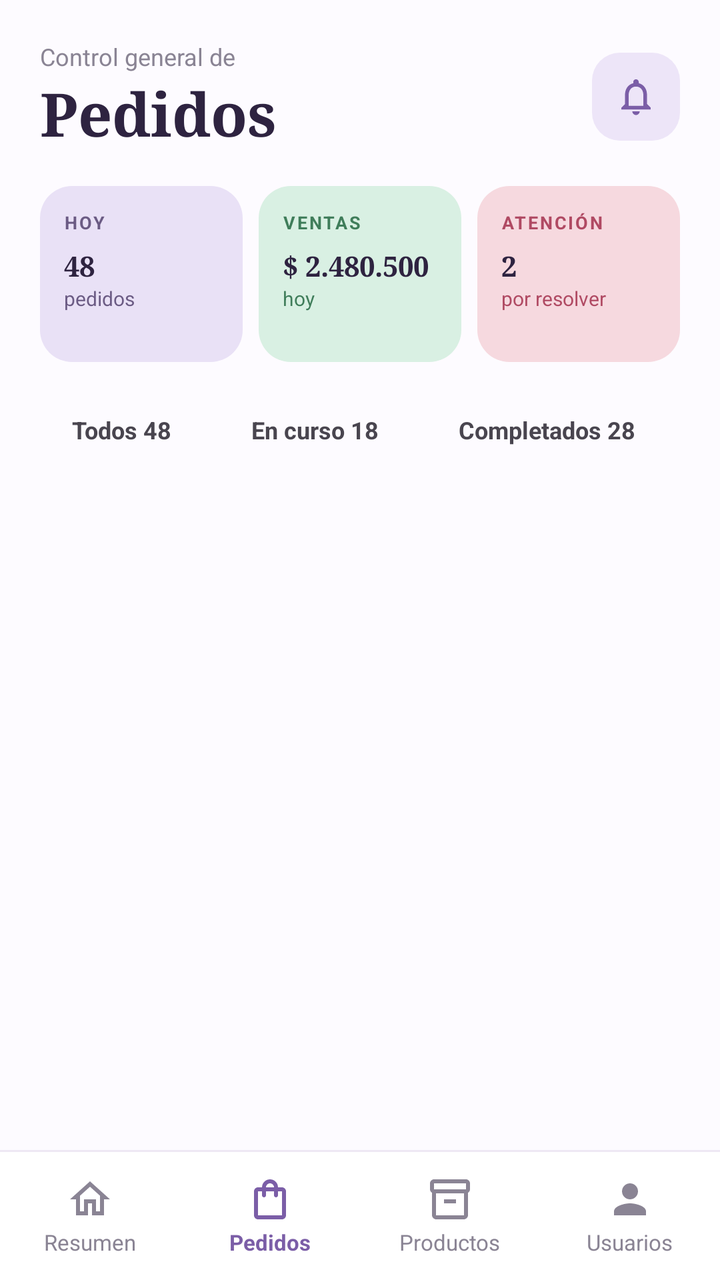
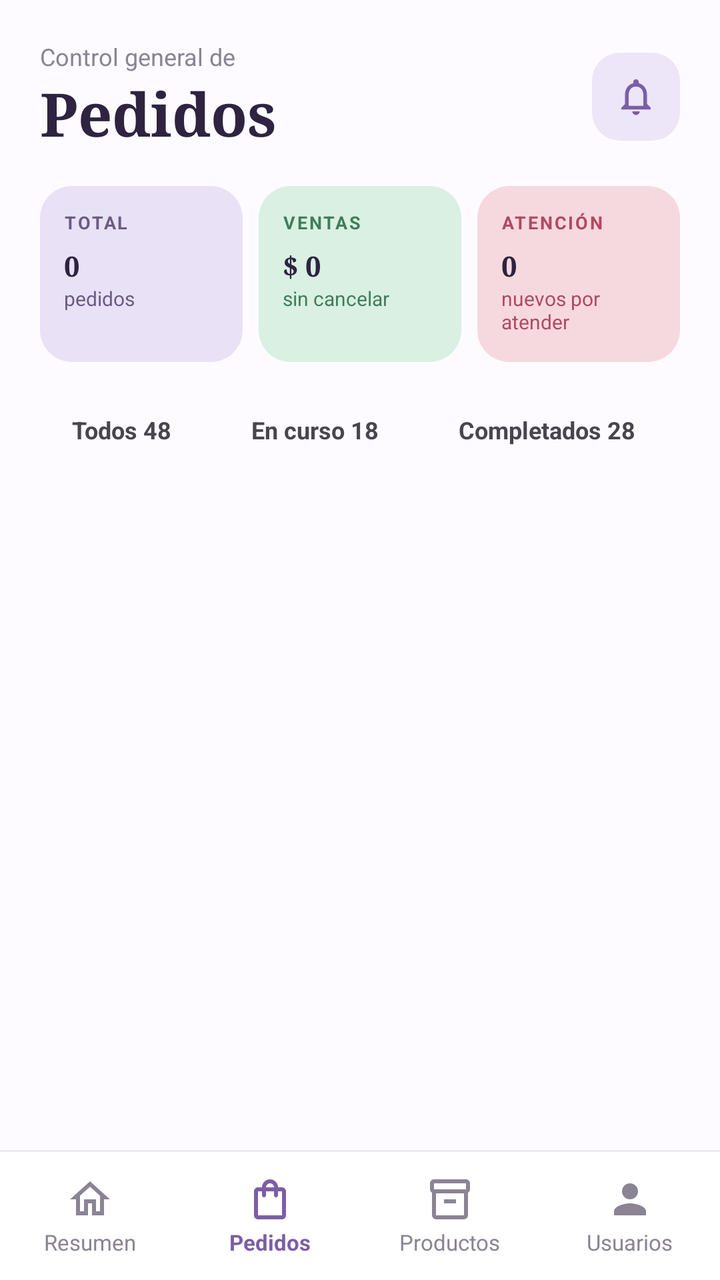

An Android layout rendered at two revisions. The XML below is the earlier revision; the diff shows what the commit changed to produce the second picture.
<!-- AndroidManifest.xml: application theme Theme.SasoBakeryApp -->
<!-- res/layout/activity_pedidos.xml -->
<?xml version="1.0" encoding="utf-8"?>
<androidx.constraintlayout.widget.ConstraintLayout
    xmlns:android="http://schemas.android.com/apk/res/android"
    xmlns:app="http://schemas.android.com/apk/res-auto"
    xmlns:tools="http://schemas.android.com/tools"
    android:id="@+id/main"
    android:layout_width="match_parent"
    android:layout_height="match_parent"
    android:background="#FDFBFF"
    tools:context=".PedidosActivity">

    <ScrollView
        android:id="@+id/scrollPedidos"
        android:layout_width="0dp"
        android:layout_height="0dp"
        android:overScrollMode="never"
        android:scrollbars="none"
        app:layout_constraintBottom_toTopOf="@id/bottomDivider"
        app:layout_constraintEnd_toEndOf="parent"
        app:layout_constraintStart_toStartOf="parent"
        app:layout_constraintTop_toTopOf="parent">

        <LinearLayout
            android:layout_width="match_parent"
            android:layout_height="wrap_content"
            android:orientation="vertical"
            android:paddingStart="20dp"
            android:paddingTop="20dp"
            android:paddingEnd="20dp"
            android:paddingBottom="20dp">

            <LinearLayout
                android:layout_width="match_parent"
                android:layout_height="wrap_content"
                android:gravity="center_vertical"
                android:orientation="horizontal">

                <LinearLayout
                    android:layout_width="0dp"
                    android:layout_height="wrap_content"
                    android:layout_weight="1"
                    android:orientation="vertical">

                    <TextView
                        android:layout_width="wrap_content"
                        android:layout_height="wrap_content"
                        android:text="Control general de"
                        android:textColor="#8A8494"
                        android:textSize="12sp" />

                    <TextView
                        android:layout_width="wrap_content"
                        android:layout_height="wrap_content"
                        android:fontFamily="serif"
                        android:text="Pedidos"
                        android:textColor="#2E2340"
                        android:textSize="30sp"
                        android:textStyle="bold" />
                </LinearLayout>

                <FrameLayout
                    android:id="@+id/btnNotificaciones"
                    android:layout_width="44dp"
                    android:layout_height="44dp"
                    android:background="@drawable/bg_catalogo_manage"
                    android:clickable="true"
                    android:focusable="true">

                    <ImageView
                        android:layout_width="22dp"
                        android:layout_height="22dp"
                        android:layout_gravity="center"
                        android:contentDescription="@null"
                        android:src="@drawable/ic_bell"
                        android:tint="#7B5EA7" />
                </FrameLayout>
            </LinearLayout>

            <LinearLayout
                android:layout_width="match_parent"
                android:layout_height="wrap_content"
                android:layout_marginTop="16dp"
                android:orientation="horizontal">

                <LinearLayout
                    android:layout_width="0dp"
                    android:layout_height="wrap_content"
                    android:layout_marginEnd="8dp"
                    android:layout_weight="1"
                    android:background="@drawable/bg_pedidos_stat"
                    android:backgroundTint="#E9E1F6"
                    android:minHeight="88dp"
                    android:orientation="vertical"
                    android:padding="12dp">

                    <TextView
                        android:layout_width="wrap_content"
                        android:layout_height="wrap_content"
                        android:letterSpacing="0.1"
                        android:text="HOY"
                        android:textColor="#6B5B84"
                        android:textSize="9sp"
                        android:textStyle="bold" />

                    <TextView
                        android:layout_width="match_parent"
                        android:layout_height="wrap_content"
                        android:layout_marginTop="6dp"
                        android:fontFamily="serif"
                        android:maxLines="1"
                        android:text="48"
                        android:textColor="#2E2340"
                        android:textStyle="bold"
                        app:autoSizeMaxTextSize="22sp"
                        app:autoSizeMinTextSize="10sp"
                        app:autoSizeStepGranularity="1sp"
                        app:autoSizeTextType="uniform" />

                    <TextView
                        android:layout_width="wrap_content"
                        android:layout_height="wrap_content"
                        android:text="pedidos"
                        android:textColor="#6B5B84"
                        android:textSize="10sp" />
                </LinearLayout>

                <LinearLayout
                    android:layout_width="0dp"
                    android:layout_height="wrap_content"
                    android:layout_marginEnd="8dp"
                    android:layout_weight="1"
                    android:background="@drawable/bg_pedidos_stat"
                    android:backgroundTint="#D9F0E3"
                    android:minHeight="88dp"
                    android:orientation="vertical"
                    android:padding="12dp">

                    <TextView
                        android:layout_width="wrap_content"
                        android:layout_height="wrap_content"
                        android:letterSpacing="0.1"
                        android:text="VENTAS"
                        android:textColor="#3F7D5A"
                        android:textSize="9sp"
                        android:textStyle="bold" />

                    <TextView
                        android:layout_width="match_parent"
                        android:layout_height="wrap_content"
                        android:layout_marginTop="6dp"
                        android:fontFamily="serif"
                        android:maxLines="1"
                        android:text="$ 2.480.500"
                        android:textColor="#2E2340"
                        android:textStyle="bold"
                        app:autoSizeMaxTextSize="22sp"
                        app:autoSizeMinTextSize="10sp"
                        app:autoSizeStepGranularity="1sp"
                        app:autoSizeTextType="uniform" />

                    <TextView
                        android:layout_width="wrap_content"
                        android:layout_height="wrap_content"
                        android:text="hoy"
                        android:textColor="#3F7D5A"
                        android:textSize="10sp" />
                </LinearLayout>

                <LinearLayout
                    android:layout_width="0dp"
                    android:layout_height="wrap_content"
                    android:layout_weight="1"
                    android:background="@drawable/bg_pedidos_stat"
                    android:backgroundTint="#F6D9DF"
                    android:minHeight="88dp"
                    android:orientation="vertical"
                    android:padding="12dp">

                    <TextView
                        android:layout_width="wrap_content"
                        android:layout_height="wrap_content"
                        android:letterSpacing="0.1"
                        android:text="ATENCIÓN"
                        android:textColor="#B04A63"
                        android:textSize="9sp"
                        android:textStyle="bold" />

                    <TextView
                        android:layout_width="match_parent"
                        android:layout_height="wrap_content"
                        android:layout_marginTop="6dp"
                        android:fontFamily="serif"
                        android:maxLines="1"
                        android:text="2"
                        android:textColor="#2E2340"
                        android:textStyle="bold"
                        app:autoSizeMaxTextSize="22sp"
                        app:autoSizeMinTextSize="10sp"
                        app:autoSizeStepGranularity="1sp"
                        app:autoSizeTextType="uniform" />

                    <TextView
                        android:layout_width="wrap_content"
                        android:layout_height="wrap_content"
                        android:text="por resolver"
                        android:textColor="#B04A63"
                        android:textSize="10sp" />
                </LinearLayout>
            </LinearLayout>

            <HorizontalScrollView
                android:layout_width="match_parent"
                android:layout_height="wrap_content"
                android:layout_marginTop="16dp"
                android:overScrollMode="never"
                android:scrollbars="none">

                <LinearLayout
                    android:layout_width="wrap_content"
                    android:layout_height="wrap_content"
                    android:orientation="horizontal">

                    <TextView
                        android:id="@+id/chipTodos"
                        android:layout_width="wrap_content"
                        android:layout_height="36dp"
                        android:layout_marginEnd="8dp"
                        android:gravity="center"
                        android:paddingStart="16dp"
                        android:paddingEnd="16dp"
                        android:text="Todos 48"
                        android:textSize="12sp"
                        android:textStyle="bold" />

                    <TextView
                        android:id="@+id/chipEnCurso"
                        android:layout_width="wrap_content"
                        android:layout_height="36dp"
                        android:layout_marginEnd="8dp"
                        android:gravity="center"
                        android:paddingStart="16dp"
                        android:paddingEnd="16dp"
                        android:text="En curso 18"
                        android:textSize="12sp"
                        android:textStyle="bold" />

                    <TextView
                        android:id="@+id/chipCompletados"
                        android:layout_width="wrap_content"
                        android:layout_height="36dp"
                        android:gravity="center"
                        android:paddingStart="16dp"
                        android:paddingEnd="16dp"
                        android:text="Completados 28"
                        android:textSize="12sp"
                        android:textStyle="bold" />
                </LinearLayout>
            </HorizontalScrollView>

            <androidx.recyclerview.widget.RecyclerView
                android:id="@+id/rvPedidos"
                android:layout_width="match_parent"
                android:layout_height="wrap_content"
                android:layout_marginStart="-4dp"
                android:layout_marginTop="10dp"
                android:layout_marginEnd="-4dp"
                android:nestedScrollingEnabled="false"
                android:overScrollMode="never" />
        </LinearLayout>
    </ScrollView>

    <View
        android:id="@+id/bottomDivider"
        android:layout_width="0dp"
        android:layout_height="1dp"
        android:background="#EEE8F4"
        app:layout_constraintBottom_toTopOf="@id/bottomBar"
        app:layout_constraintEnd_toEndOf="parent"
        app:layout_constraintStart_toStartOf="parent" />

    <LinearLayout
        android:id="@+id/bottomBar"
        android:layout_width="0dp"
        android:layout_height="64dp"
        android:background="#FFFFFF"
        android:orientation="horizontal"
        app:layout_constraintBottom_toBottomOf="parent"
        app:layout_constraintEnd_toEndOf="parent"
        app:layout_constraintStart_toStartOf="parent">

        <LinearLayout
            android:id="@+id/navResumen"
            android:layout_width="0dp"
            android:layout_height="match_parent"
            android:layout_weight="1"
            android:background="?attr/selectableItemBackground"
            android:clickable="true"
            android:focusable="true"
            android:gravity="center"
            android:orientation="vertical">

            <ImageView
                android:layout_width="24dp"
                android:layout_height="24dp"
                android:contentDescription="@null"
                android:src="@drawable/ic_home"
                android:tint="#8A8494" />

            <TextView
                android:layout_width="wrap_content"
                android:layout_height="wrap_content"
                android:layout_marginTop="2dp"
                android:text="Resumen"
                android:textColor="#8A8494"
                android:textSize="11sp" />
        </LinearLayout>

        <LinearLayout
            android:id="@+id/navPedidos"
            android:layout_width="0dp"
            android:layout_height="match_parent"
            android:layout_weight="1"
            android:background="?attr/selectableItemBackground"
            android:clickable="true"
            android:focusable="true"
            android:gravity="center"
            android:orientation="vertical">

            <ImageView
                android:layout_width="24dp"
                android:layout_height="24dp"
                android:contentDescription="@null"
                android:src="@drawable/ic_bag"
                android:tint="#7B5EA7" />

            <TextView
                android:layout_width="wrap_content"
                android:layout_height="wrap_content"
                android:layout_marginTop="2dp"
                android:text="Pedidos"
                android:textColor="#7B5EA7"
                android:textSize="11sp"
                android:textStyle="bold" />
        </LinearLayout>

        <LinearLayout
            android:id="@+id/navProductos"
            android:layout_width="0dp"
            android:layout_height="match_parent"
            android:layout_weight="1"
            android:background="?attr/selectableItemBackground"
            android:clickable="true"
            android:focusable="true"
            android:gravity="center"
            android:orientation="vertical">

            <ImageView
                android:layout_width="24dp"
                android:layout_height="24dp"
                android:contentDescription="@null"
                android:src="@drawable/ic_box"
                android:tint="#8A8494" />

            <TextView
                android:layout_width="wrap_content"
                android:layout_height="wrap_content"
                android:layout_marginTop="2dp"
                android:text="Productos"
                android:textColor="#8A8494"
                android:textSize="11sp" />
        </LinearLayout>

        <LinearLayout
            android:id="@+id/navUsuarios"
            android:layout_width="0dp"
            android:layout_height="match_parent"
            android:layout_weight="1"
            android:background="?attr/selectableItemBackground"
            android:clickable="true"
            android:focusable="true"
            android:gravity="center"
            android:orientation="vertical">

            <ImageView
                android:layout_width="24dp"
                android:layout_height="24dp"
                android:contentDescription="@null"
                android:src="@drawable/ic_person"
                android:tint="#8A8494" />

            <TextView
                android:layout_width="wrap_content"
                android:layout_height="wrap_content"
                android:layout_marginTop="2dp"
                android:text="Usuarios"
                android:textColor="#8A8494"
                android:textSize="11sp" />
        </LinearLayout>
    </LinearLayout>
</androidx.constraintlayout.widget.ConstraintLayout>
<!-- resources referenced by this layout -->
<resources>
  <!-- drawable bg_catalogo_manage (drawable) -->
  <?xml version="1.0" encoding="utf-8"?>
  <shape xmlns:android="http://schemas.android.com/apk/res/android" android:shape="rectangle">
      <solid android:color="#EDE5F8" />
      <corners android:radius="14dp" />
  </shape>
  <!-- drawable bg_pedidos_stat (drawable) -->
  <?xml version="1.0" encoding="utf-8"?>
  <shape xmlns:android="http://schemas.android.com/apk/res/android" android:shape="rectangle">
      <solid android:color="#FFFFFF" />
      <corners android:radius="16dp" />
  </shape>
  <!-- drawable ic_bag (drawable) -->
  <?xml version="1.0" encoding="utf-8"?>
  <vector xmlns:android="http://schemas.android.com/apk/res/android"
      android:width="24dp" android:height="24dp"
      android:viewportWidth="24" android:viewportHeight="24">
      <path android:fillColor="#FF000000"
          android:pathData="M18,6h-2c0,-2.21 -1.79,-4 -4,-4S8,3.79 8,6H6c-1.1,0 -2,0.9 -2,2v12c0,1.1 0.9,2 2,2h12c1.1,0 2,-0.9 2,-2V8c0,-1.1 -0.9,-2 -2,-2zM12,4c1.1,0 2,0.9 2,2h-4c0,-1.1 0.9,-2 2,-2zM18,20H6V8h2v2c0,0.55 0.45,1 1,1s1,-0.45 1,-1V8h4v2c0,0.55 0.45,1 1,1s1,-0.45 1,-1V8h2v12z" />
  </vector>
  <!-- drawable ic_bell (drawable) -->
  <?xml version="1.0" encoding="utf-8"?>
  <vector xmlns:android="http://schemas.android.com/apk/res/android"
      android:width="24dp" android:height="24dp"
      android:viewportWidth="24" android:viewportHeight="24">
      <path android:fillColor="#FF000000"
          android:pathData="M12,22c1.1,0 2,-0.9 2,-2h-4c0,1.1 0.89,2 2,2zM18,16v-5c0,-3.07 -1.64,-5.64 -4.5,-6.32V4c0,-0.83 -0.67,-1.5 -1.5,-1.5s-1.5,0.67 -1.5,1.5v0.68C7.63,5.36 6,7.92 6,11v5l-2,2v1h16v-1l-2,-2zM16,17H8v-6c0,-2.48 1.51,-4.5 4,-4.5s4,2.02 4,4.5v6z" />
  </vector>
  <!-- drawable ic_box (drawable) -->
  <?xml version="1.0" encoding="utf-8"?>
  <vector xmlns:android="http://schemas.android.com/apk/res/android"
      android:width="24dp" android:height="24dp"
      android:viewportWidth="24" android:viewportHeight="24">
      <path android:fillColor="#FF000000"
          android:pathData="M20,2H4C3,2 2,2.9 2,4v3.01C2,7.73 2.43,8.35 3,8.7V20c0,1.1 1.1,2 2,2h14c0.9,0 2,-0.9 2,-2V8.7c0.57,-0.35 1,-0.97 1,-1.69V4C22,2.9 21,2 20,2zM19,20H5V9h14V20zM20,7H4V4h16V7zM9,12h6v2H9z" />
  </vector>
  <!-- drawable ic_home (drawable) -->
  <?xml version="1.0" encoding="utf-8"?>
  <vector xmlns:android="http://schemas.android.com/apk/res/android"
      android:width="24dp" android:height="24dp"
      android:viewportWidth="24" android:viewportHeight="24">
      <path android:fillColor="#FF000000"
          android:pathData="M12,5.69l5,4.5V18h-2v-6H9v6H7v-7.81l5,-4.5M12,3L2,12h3v8h6v-6h2v6h6v-8h3L12,3z" />
  </vector>
  <!-- drawable ic_person (drawable) -->
  <?xml version="1.0" encoding="utf-8"?>
  <vector xmlns:android="http://schemas.android.com/apk/res/android"
      android:width="24dp"
      android:height="24dp"
      android:viewportWidth="24"
      android:viewportHeight="24">
      <path
          android:fillColor="#FF000000"
          android:pathData="M12,12c2.21,0 4,-1.79 4,-4s-1.79,-4 -4,-4 -4,1.79 -4,4 1.79,4 4,4zM12,14c-2.67,0 -8,1.34 -8,4v2h16v-2c0,-2.66 -5.33,-4 -8,-4z" />
  </vector>
  <style name="Theme.SasoBakeryApp" parent="Base.Theme.SasoBakeryApp" />
  <style name="Base.Theme.SasoBakeryApp" parent="Theme.Material3.DayNight.NoActionBar">
          
          
      </style>
</resources>

<!-- the commit's change to res/layout/activity_pedidos.xml (unified diff, before → after) -->
@@ -97,8 +97,7 @@
                         android:layout_width="wrap_content"
                         android:layout_height="wrap_content"
                         android:letterSpacing="0.1"
-                        android:text="HOY"
-                        android:textColor="#6B5B84"
+                        android:text="TOTAL"                        android:textColor="#6B5B84"
                         android:textSize="9sp"
                         android:textStyle="bold" />
 
@@ -108,7 +107,8 @@
                         android:layout_marginTop="6dp"
                         android:fontFamily="serif"
                         android:maxLines="1"
-                        android:text="48"
+                        android:id="@+id/tvTotalPedidos"
+                        android:text="0"
                         android:textColor="#2E2340"
                         android:textStyle="bold"
                         app:autoSizeMaxTextSize="22sp"
@@ -150,7 +150,8 @@
                         android:layout_marginTop="6dp"
                         android:fontFamily="serif"
                         android:maxLines="1"
-                        android:text="$ 2.480.500"
+                        android:id="@+id/tvVentas"
+                        android:text="$ 0"
                         android:textColor="#2E2340"
                         android:textStyle="bold"
                         app:autoSizeMaxTextSize="22sp"
@@ -161,8 +162,7 @@
                     <TextView
                         android:layout_width="wrap_content"
                         android:layout_height="wrap_content"
-                        android:text="hoy"
-                        android:textColor="#3F7D5A"
+                        android:text="sin cancelar"                        android:textColor="#3F7D5A"
                         android:textSize="10sp" />
                 </LinearLayout>
 
@@ -191,7 +191,8 @@
                         android:layout_marginTop="6dp"
                         android:fontFamily="serif"
                         android:maxLines="1"
-                        android:text="2"
+                        android:id="@+id/tvAtencion"
+                        android:text="0"
                         android:textColor="#2E2340"
                         android:textStyle="bold"
                         app:autoSizeMaxTextSize="22sp"
@@ -202,8 +203,7 @@
                     <TextView
                         android:layout_width="wrap_content"
                         android:layout_height="wrap_content"
-                        android:text="por resolver"
-                        android:textColor="#B04A63"
+                        android:text="nuevos por atender"                        android:textColor="#B04A63"
                         android:textSize="10sp" />
                 </LinearLayout>
             </LinearLayout>
@@ -266,6 +266,17 @@
                 android:layout_marginEnd="-4dp"
                 android:nestedScrollingEnabled="false"
                 android:overScrollMode="never" />
+
+            <TextView
+                android:id="@+id/tvVacioPedidos"
+                android:layout_width="match_parent"
+                android:layout_height="wrap_content"
+                android:layout_marginTop="24dp"
+                android:gravity="center"
+                android:text="Todavía no hay pedidos"
+                android:textColor="#8A8494"
+                android:textSize="13sp"
+                android:visibility="gone" />
         </LinearLayout>
     </ScrollView>
 
